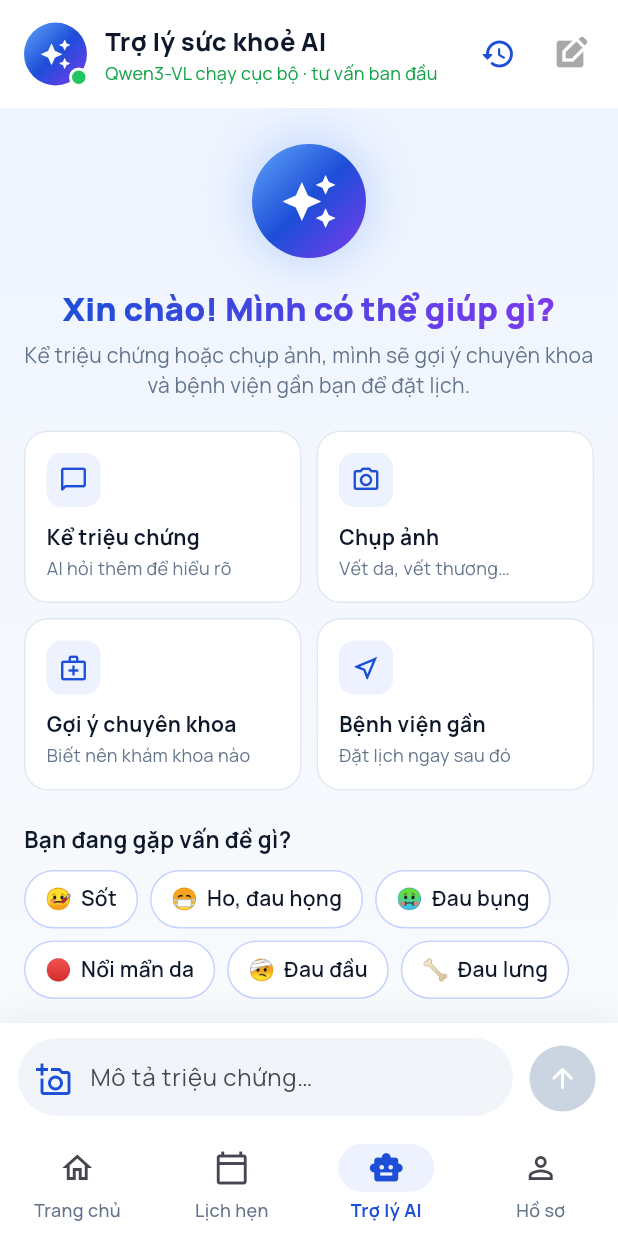
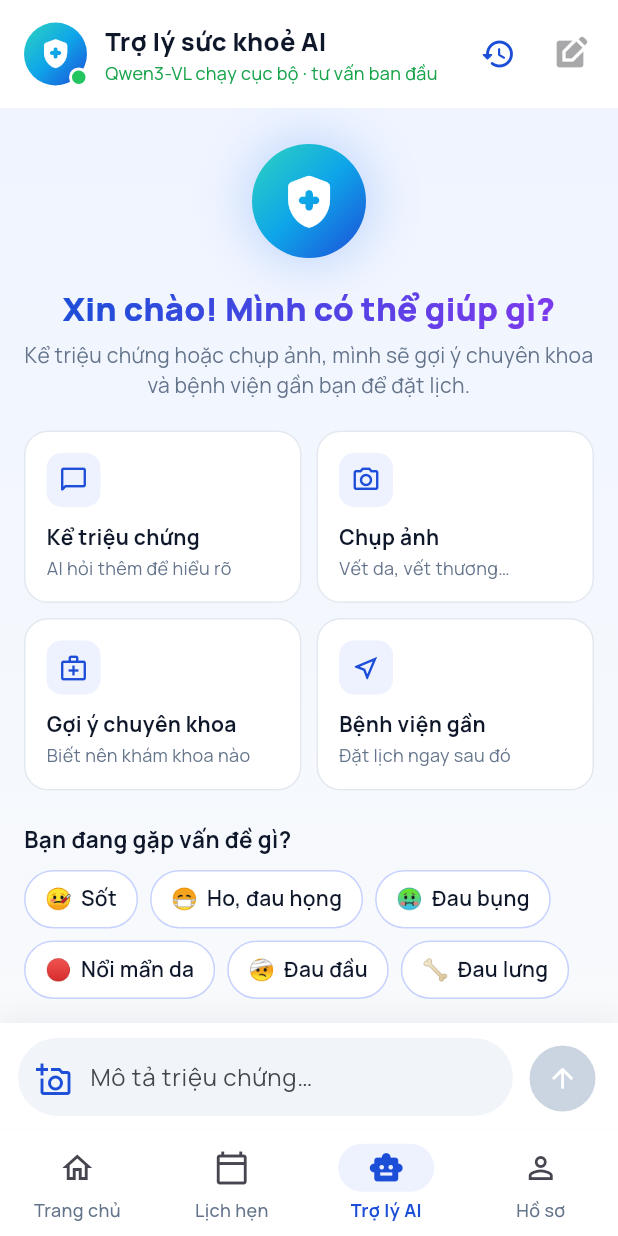
Before and after one commit to KhoaDo0041/medibook, a Flutter app: the TrangChuBenhNhan screen opened directly with empty values, item 3 of the bottom bar chosen, on a phone screen of 412 x 824 dp. Run offline on Flutter 3.47's test engine with Material 3 defaults, Android fonts, the phone set to English and light mode, and no system bars; our stand-ins replace flutter_local_notifications, flutter_tts, geolocator, google_fonts, image_picker, shared_preferences and 2 more; accounts and stored records are empty; network calls fail.

Commit message:
Doi icon app

```diff
--- a/lib/features/tro_ly_ai/tab_tro_ly_ai.dart
+++ b/lib/features/tro_ly_ai/tab_tro_ly_ai.dart
@@ -520,7 +520,7 @@ class _AnhAiState extends State<_AnhAi> with SingleTickerProviderStateMixin {
           gradient: const LinearGradient(
             begin: Alignment.topLeft,
             end: Alignment.bottomRight,
-            colors: [Color(0xFF60A5FA), Color(0xFF1D4ED8), Color(0xFF7C3AED)],
+            colors: [Color(0xFF2DD4BF), Color(0xFF0EA5E9), Color(0xFF1D4ED8)],
           ),
           boxShadow: widget.sang
               ? [
@@ -533,7 +533,7 @@ class _AnhAiState extends State<_AnhAi> with SingleTickerProviderStateMixin {
                 ]
               : null,
         ),
-        child: Icon(Icons.auto_awesome, color: Colors.white, size: co * 0.5),
+        child: Icon(Icons.health_and_safety_rounded, color: Colors.white, size: co * 0.55),
       ),
     );
   }
```
Also changed, not shown: 26 other files.
